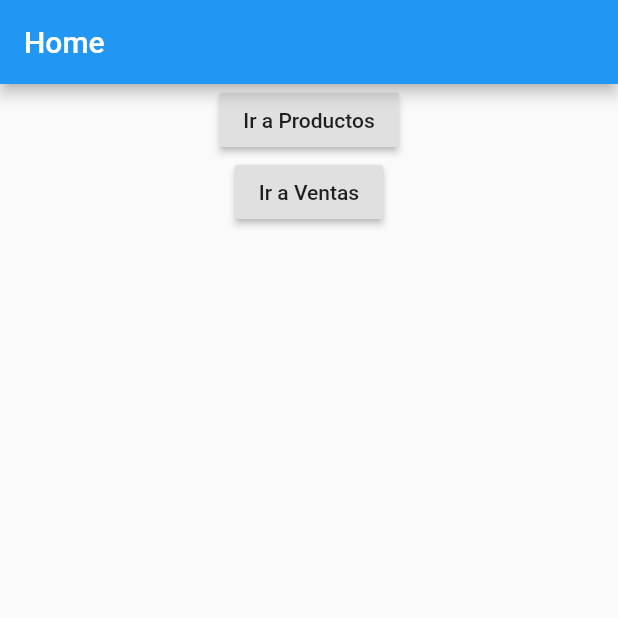
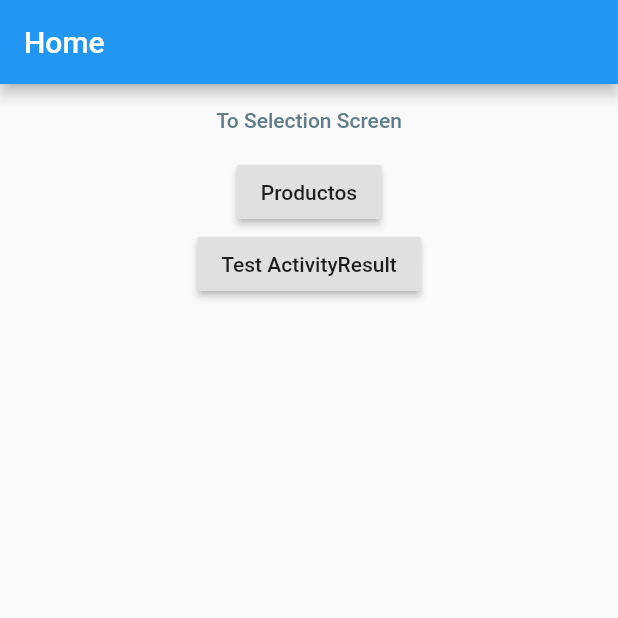
Before and after one commit to ifleon13/Flutter_Android, a Flutter app: the screen it shows after launch, on a phone screen of 412 x 824 dp, the top half of it. Run offline on Flutter 3.47's test engine with Material 2 defaults, Android fonts, the phone set to English and light mode, and no system bars.

Commit message:
ejemplo activity result flutter

```diff
--- a/lib/main.dart
+++ b/lib/main.dart
@@ -1,6 +1,9 @@
 import 'package:flutter/material.dart';
 import 'package:flutter_android/productos/ProductosPage.dart';
 import 'package:flutter_android/ventas/VentasPage.dart';
+import 'package:flutter_android/activityresult/SelectionPage.dart';
+import 'dart:async' show Future;
+
 
 void main() => runApp(MyApp());
 
@@ -32,32 +35,93 @@ class MyHomePage extends StatefulWidget {
 
 class _MyHomePageState extends State<MyHomePage> {
 
+  String _selection;
+
   @override
   Widget build(BuildContext context) {
+    Widget buttonWidget = new FlatButton(
+      textColor: Colors.blueGrey,
+      color: Colors.white,
+      child: new Text('To Selection Screen'),
+      onPressed: null,
+    );
+
+
+    Widget buttonWidgetRaised = new RaisedButton(onPressed:(){
+      irAProductos(context);
+    } ,
+      child: new Text("Productos"),
+    );
+
+
+    Widget buttonWidgetActivityResult = new RaisedButton(onPressed:(){
+      _buttonTapped(context);
+    } ,
+      child: new Text("Test ActivityResult"),
+    );
+
+
+    List<Widget> widgets = new List<Widget>();
+    widgets.add(buttonWidget);
+    widgets.add(buttonWidgetRaised);
+    widgets.add(buttonWidgetActivityResult);
+
+    if (_selection != null) {
+      Widget textWidget = new Text(_selection);
+      widgets.add(textWidget);
+    }
+
+
     return Scaffold(
       appBar: AppBar(
         title: Text("Home"),
       ),
       body: Center(
+
         child: Column(
-          children: <Widget>[
+          children: widgets,
+       /*   children: <Widget>[
+
             new RaisedButton(onPressed:(){
               irAProductos(context);
             } ,
-              child: new Text("Ir a Productos"),
+              child: new Text("Productos"),
             ),
 
             new RaisedButton(onPressed:(){
               irAVentas(context);
             } ,
-              child: new Text("Ir a Ventas"),
-            )
-          ],
+              child: new Text("Ventas"),
+            ),
+            new RaisedButton(onPressed:(){
+
+            } ,
+              child: new Text("Activity Result"),
+            ),
+          ], */
         ),
       ) // This trailing comma makes auto-formatting nicer for build methods.
     );
   }
+
+
+
+  void _buttonTapped(BuildContext context) async {
+    Map results = await Navigator.push(
+      context,
+      MaterialPageRoute(builder: (context) => SelectionPage()),
+    );
+
+
+    if (results != null && results.containsKey('selection')) {
+      setState(() {
+        _selection = results['selection'];
+      });
+    }
+  }
+
 }
+
 
 
 
@@ -71,3 +135,13 @@ void irAVentas(BuildContext context){
   print("Button ventas"); //1
   Navigator.of(context).pushNamed('/ventas'); //2
 }
+
+
+/*
+void _buttonTapped(BuildContext context)  {
+  Navigator.of(context).push(new MaterialPageRoute<dynamic>(
+    builder: (BuildContext context) {
+      return new SelectionPage();
+    },
+  ));
+}*/
```
Also changed, not shown: lib/activityresult/SelectionPage.dart (added, +45 -0 lines).
